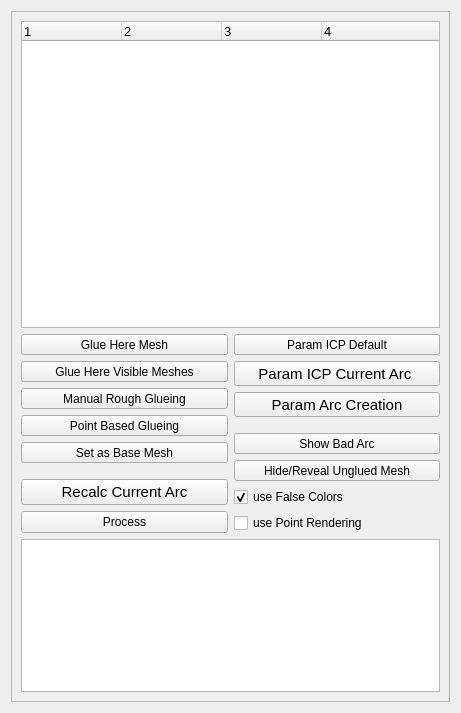
Above: src/meshlabplugins/edit_align/alignDialog.ui from cnr-isti-vclab/meshlab before the change. Below: the same form after it.
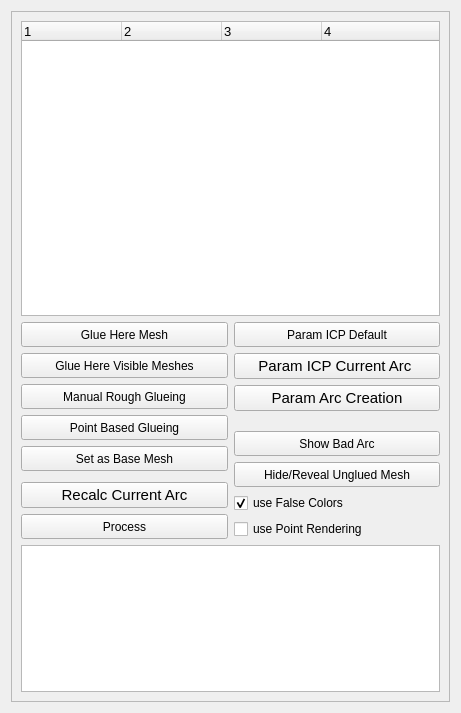
That is the form after the change.

Commit message: - morphed QToolButtons (why?!?!?!?!?!?!?!?) into QPushButtons in AlignDialog - a minimum size has been given to all the buttons

```diff
--- a/src/meshlabplugins/edit_align/alignDialog.ui
+++ b/src/meshlabplugins/edit_align/alignDialog.ui
@@ -69,65 +69,95 @@
         <item>
          <layout class="QVBoxLayout" name="verticalLayout_2">
           <item>
-           <widget class="QToolButton" name="glueHereButton">
+           <widget class="QPushButton" name="glueHereButton">
             <property name="sizePolicy">
              <sizepolicy hsizetype="Minimum" vsizetype="Fixed">
               <horstretch>0</horstretch>
               <verstretch>0</verstretch>
              </sizepolicy>
             </property>
+            <property name="minimumSize">
+             <size>
+              <width>100</width>
+              <height>25</height>
+             </size>
+            </property>
             <property name="text">
              <string>Glue Here Mesh</string>
             </property>
            </widget>
           </item>
           <item>
-           <widget class="QToolButton" name="glueHereAllButton">
+           <widget class="QPushButton" name="glueHereAllButton">
             <property name="sizePolicy">
              <sizepolicy hsizetype="Minimum" vsizetype="Fixed">
               <horstretch>0</horstretch>
               <verstretch>0</verstretch>
              </sizepolicy>
             </property>
+            <property name="minimumSize">
+             <size>
+              <width>100</width>
+              <height>25</height>
+             </size>
+            </property>
             <property name="text">
              <string>Glue Here Visible Meshes</string>
             </property>
            </widget>
           </item>
           <item>
-           <widget class="QToolButton" name="manualAlignButton">
+           <widget class="QPushButton" name="manualAlignButton">
             <property name="sizePolicy">
              <sizepolicy hsizetype="Minimum" vsizetype="Fixed">
               <horstretch>0</horstretch>
               <verstretch>0</verstretch>
              </sizepolicy>
             </property>
+            <property name="minimumSize">
+             <size>
+              <width>100</width>
+              <height>25</height>
+             </size>
+            </property>
             <property name="text">
              <string>Manual Rough Glueing</string>
             </property>
            </widget>
           </item>
           <item>
-           <widget class="QToolButton" name="pointBasedAlignButton">
+           <widget class="QPushButton" name="pointBasedAlignButton">
             <property name="sizePolicy">
              <sizepolicy hsizetype="Minimum" vsizetype="Fixed">
               <horstretch>0</horstretch>
               <verstretch>0</verstretch>
              </sizepolicy>
             </property>
+            <property name="minimumSize">
+             <size>
+              <width>100</width>
+              <height>25</height>
+             </size>
+            </property>
             <property name="text">
              <string>Point Based Glueing</string>
             </property>
            </widget>
           </item>
           <item>
-           <widget class="QToolButton" name="baseMeshButton">
+           <widget class="QPushButton" name="baseMeshButton">
             <property name="sizePolicy">
              <sizepolicy hsizetype="Minimum" vsizetype="Fixed">
               <horstretch>0</horstretch>
               <verstretch>0</verstretch>
              </sizepolicy>
             </property>
+            <property name="minimumSize">
+             <size>
+              <width>100</width>
+              <height>25</height>
+             </size>
+            </property>
             <property name="toolTip">
              <string>When pressed it make the current mesh as base mesh, e.g. the one with a Identity as transformation.</string>
             </property>
@@ -157,6 +187,12 @@
               <verstretch>0</verstretch>
              </sizepolicy>
             </property>
+            <property name="minimumSize">
+             <size>
+              <width>100</width>
+              <height>25</height>
+             </size>
+            </property>
             <property name="font">
              <font>
               <pointsize>11</pointsize>
@@ -169,6 +205,12 @@
           </item>
           <item>
            <widget class="QPushButton" name="icpButton">
+            <property name="minimumSize">
+             <size>
+              <width>100</width>
+              <height>25</height>
+             </size>
+            </property>
             <property name="text">
              <string>Process</string>
             </property>
@@ -179,26 +221,38 @@
         <item>
          <layout class="QVBoxLayout" name="verticalLayout">
           <item>
-           <widget class="QToolButton" name="icpParamButton">
+           <widget class="QPushButton" name="icpParamButton">
             <property name="sizePolicy">
              <sizepolicy hsizetype="Minimum" vsizetype="Fixed">
               <horstretch>0</horstretch>
               <verstretch>0</verstretch>
              </sizepolicy>
             </property>
+            <property name="minimumSize">
+             <size>
+              <width>100</width>
+              <height>25</height>
+             </size>
+            </property>
             <property name="text">
              <string> Param ICP Default </string>
             </property>
            </widget>
           </item>
           <item>
-           <widget class="QToolButton" name="icpParamCurrentButton">
+           <widget class="QPushButton" name="icpParamCurrentButton">
             <property name="sizePolicy">
              <sizepolicy hsizetype="Minimum" vsizetype="Fixed">
               <horstretch>0</horstretch>
               <verstretch>0</verstretch>
              </sizepolicy>
             </property>
+            <property name="minimumSize">
+             <size>
+              <width>100</width>
+              <height>25</height>
+             </size>
+            </property>
             <property name="font">
              <font>
               <pointsize>11</pointsize>
@@ -210,13 +264,19 @@
            </widget>
           </item>
           <item>
-           <widget class="QToolButton" name="meshTreeParamButton">
+           <widget class="QPushButton" name="meshTreeParamButton">
             <property name="sizePolicy">
              <sizepolicy hsizetype="Minimum" vsizetype="Fixed">
               <horstretch>0</horstretch>
               <verstretch>0</verstretch>
              </sizepolicy>
             </property>
+            <property name="minimumSize">
+             <size>
+              <width>100</width>
+              <height>25</height>
+             </size>
+            </property>
             <property name="font">
              <font>
               <pointsize>11</pointsize>
@@ -243,26 +303,38 @@
            </spacer>
           </item>
           <item>
-           <widget class="QToolButton" name="badArcButton">
+           <widget class="QPushButton" name="badArcButton">
             <property name="sizePolicy">
              <sizepolicy hsizetype="Minimum" vsizetype="Fixed">
               <horstretch>0</horstretch>
               <verstretch>0</verstretch>
              </sizepolicy>
             </property>
+            <property name="minimumSize">
+             <size>
+              <width>100</width>
+              <height>25</height>
+             </size>
+            </property>
             <property name="text">
              <string>Show Bad Arc</string>
             </property>
            </widget>
           </item>
           <item>
-           <widget class="QToolButton" name="hideRevealButton">
+           <widget class="QPushButton" name="hideRevealButton">
             <property name="sizePolicy">
              <sizepolicy hsizetype="Minimum" vsizetype="Fixed">
               <horstretch>0</horstretch>
               <verstretch>0</verstretch>
              </sizepolicy>
             </property>
+            <property name="minimumSize">
+             <size>
+              <width>100</width>
+              <height>25</height>
+             </size>
+            </property>
             <property name="text">
              <string>Hide/Reveal Unglued Mesh</string>
             </property>
```
The commit also changes 1 other file.
